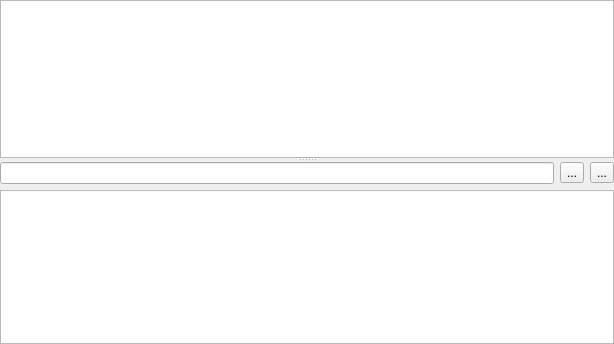
Above: DesktopNotes.ui from rnikbond/DesktopNotes before the change. Below: the same form after it.
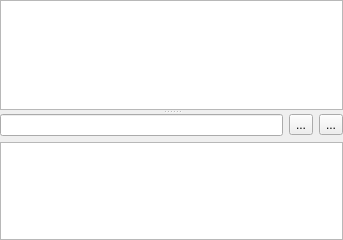
That is the form after the change.

What changed in the file:
```diff
--- a/DesktopNotes.ui
+++ b/DesktopNotes.ui
@@ -6,8 +6,8 @@
    <rect>
     <x>0</x>
     <y>0</y>
-    <width>614</width>
-    <height>344</height>
+    <width>343</width>
+    <height>240</height>
    </rect>
   </property>
   <property name="windowTitle">
@@ -35,7 +35,7 @@
       <enum>Qt::Vertical</enum>
      </property>
      <widget class="QListWidget" name="notesList"/>
-     <widget class="QWidget" name="">
+     <widget class="QWidget" name="layoutWidget">
       <layout class="QVBoxLayout" name="verticalLayout">
        <item>
         <layout class="QHBoxLayout" name="horizontalLayout">
```
